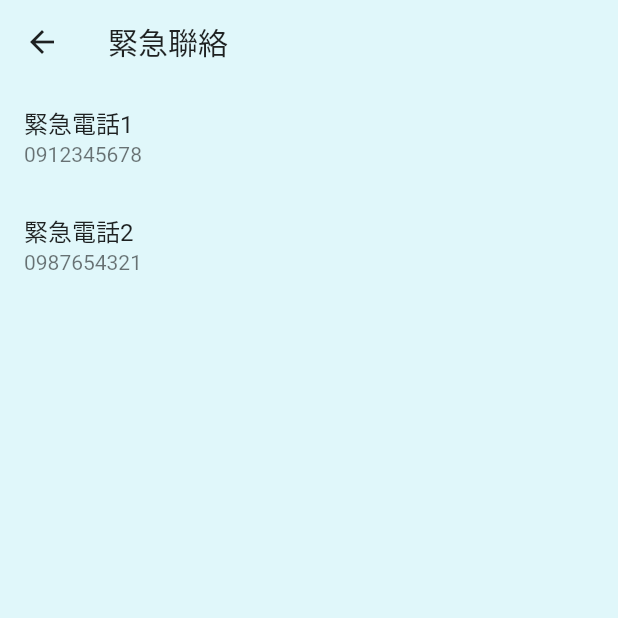
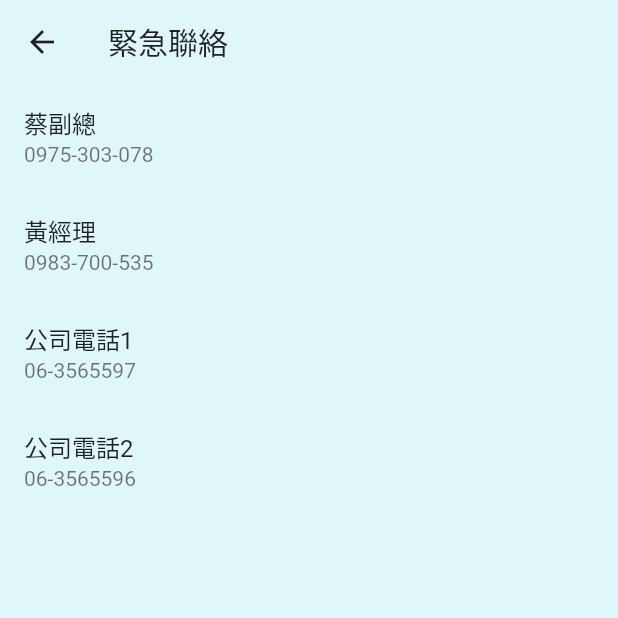
Before and after one commit to eason4best/Patrol-App-for-Wanyu-Security, a Flutter app: the SOSScreen screen opened directly, on a phone screen of 412 x 824 dp, the top half of it. Run offline on Flutter 3.47's test engine with Material 2 defaults, Android fonts, the phone set to English and light mode, and no system bars; our stand-ins replace shared_preferences; missing offline and left inert: mobile_scanner; accounts and stored records are empty.

Commit message:
Offline signin and SOS contact

```diff
--- /dev/null
+++ b/lib/enum/sos_number.dart
@@ -0,0 +1,33 @@
+enum SOSNumber {
+  phone1,
+  phone2,
+  phone3,
+  phone4;
+
+  @override
+  String toString() {
+    switch (this) {
+      case SOSNumber.phone1:
+        return '蔡副總';
+      case SOSNumber.phone2:
+        return '黃經理';
+      case SOSNumber.phone3:
+        return '公司電話1';
+      case SOSNumber.phone4:
+        return '公司電話2';
+    }
+  }
+
+  String getNumber() {
+    switch (this) {
+      case SOSNumber.phone1:
+        return '0975-303-078';
+      case SOSNumber.phone2:
+        return '0983-700-535';
+      case SOSNumber.phone3:
+        return '06-3565597';
+      case SOSNumber.phone4:
+        return '06-3565596';
+    }
+  }
+}
--- a/lib/screen/sos_screen.dart
+++ b/lib/screen/sos_screen.dart
@@ -1,4 +1,5 @@
 import 'package:flutter/material.dart';
+import 'package:security_wanyu/enum/sos_number.dart';
 import 'package:url_launcher/url_launcher.dart';
 
 class SOSScreen extends StatelessWidget {
@@ -11,30 +12,20 @@ class SOSScreen extends StatelessWidget {
         title: const Text('緊急聯絡'),
       ),
       body: ListView(
-        children: [
-          ListTile(
-            title: const Text('緊急電話1'),
-            subtitle: const Text('0912345678'),
+        children: List.generate(
+          SOSNumber.values.length,
+          (index) => ListTile(
+            title: Text(SOSNumber.values[index].toString()),
+            subtitle: Text(SOSNumber.values[index].getNumber()),
             onTap: () async {
               final Uri launchUri = Uri(
                 scheme: 'tel',
-                path: '0912345678',
+                path: SOSNumber.values[index].getNumber(),
               );
               await launchUrl(launchUri);
             },
           ),
-          ListTile(
-            title: const Text('緊急電話2'),
-            subtitle: const Text('0987654321'),
-            onTap: () async {
-              final Uri launchUri = Uri(
-                scheme: 'tel',
-                path: '0987654321',
-              );
-              await launchUrl(launchUri);
-            },
-          ),
-        ],
+        ),
       ),
     );
   }
--- a/lib/widget/login_form_widget.dart
+++ b/lib/widget/login_form_widget.dart
@@ -16,6 +16,7 @@ class LoginFormWidget extends StatelessWidget {
     return Column(
       children: [
         TextField(
+          controller: bloc.accountController,
           keyboardType: TextInputType.visiblePassword,
           decoration: InputDecoration(
             hintText: '帳號',
@@ -44,6 +45,7 @@ class LoginFormWidget extends StatelessWidget {
         Container(
           margin: const EdgeInsets.only(top: 16),
           child: TextField(
+            controller: bloc.passwordController,
             keyboardType: TextInputType.visiblePassword,
             obscureText: true,
             decoration: InputDecoration(
--- a/pubspec.yaml
+++ b/pubspec.yaml
@@ -33,6 +33,7 @@ dependencies:
   mobile_scanner: ^2.0.0
   url_launcher: ^6.1.5
   http: ^0.13.5
+  shared_preferences: ^2.0.15
 
   # The following adds the Cupertino Icons font to your application.
   # Use with the CupertinoIcons class for iOS style icons.
```
Also changed, not shown: lib/bloc/login_screen_bloc.dart (+67 -6 lines), lib/screen/login_screen.dart (+15 -7 lines), pubspec.lock, 1 other file.
